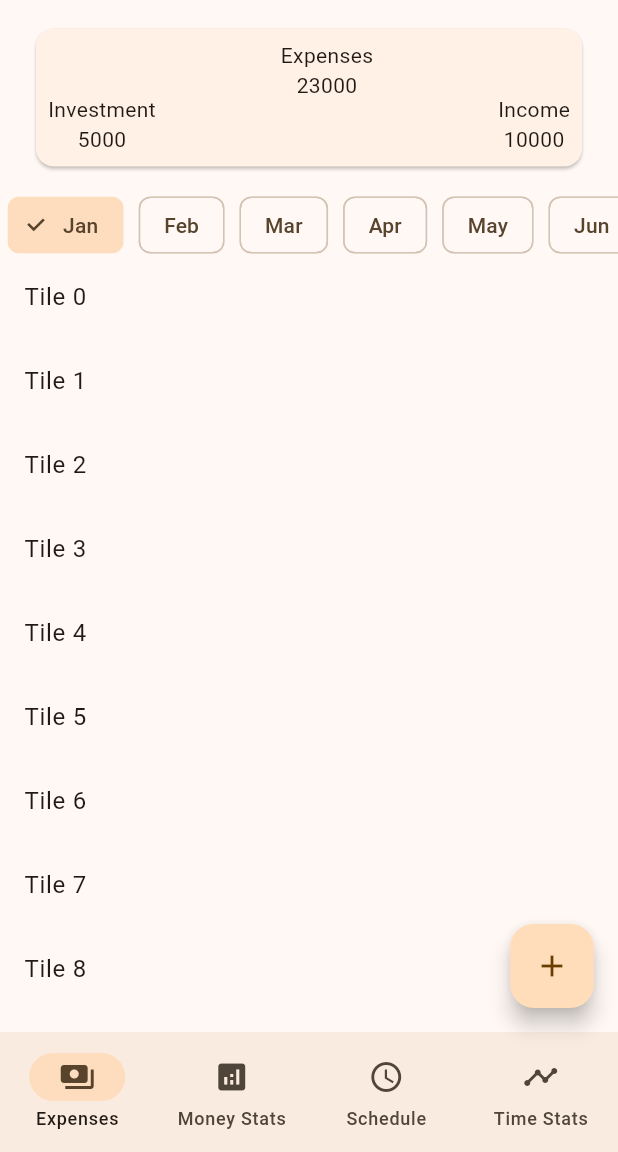
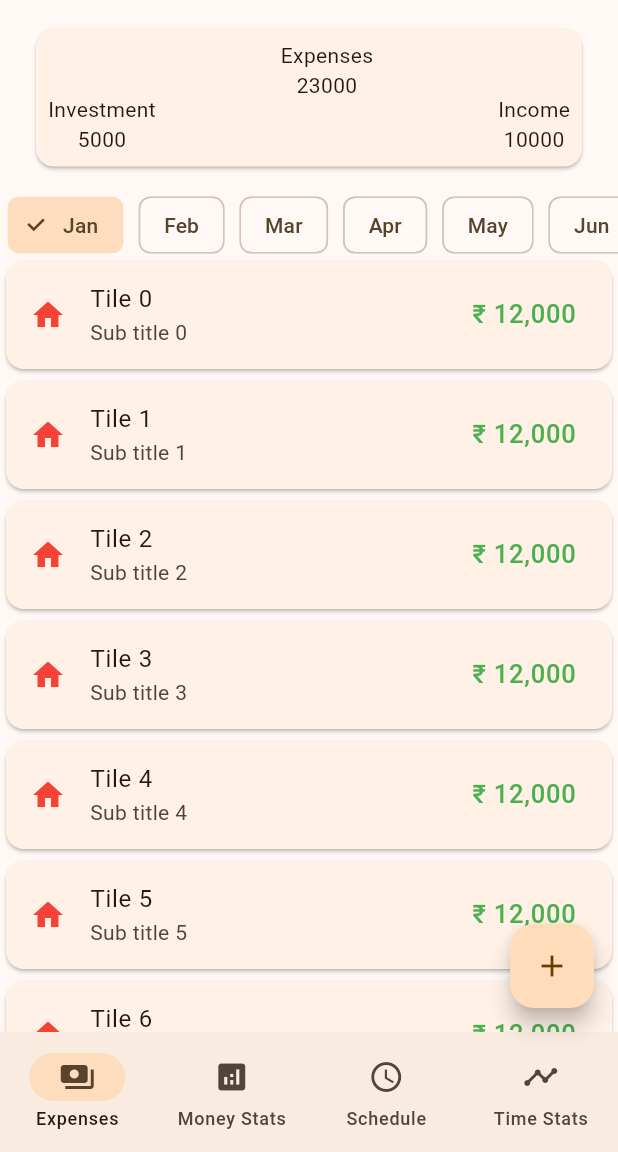
Before and after one commit to SwapnilVarpe/tracker, a Flutter app: the screen it shows after launch, on a phone screen of 412 x 824 dp, the part 84-1236 px from its top. Run offline on Flutter 3.47's test engine with Material 2 defaults, Android fonts, the phone set to English and light mode, and no system bars; our stand-ins replace flutter_riverpod, go_router.

Commit message:
small changes

```diff
--- a/lib/expenses.dart
+++ b/lib/expenses.dart
@@ -85,7 +85,19 @@ class Expenses extends ConsumerWidget {
       Expanded(
         child: ListView(children: [
           for (int index = 0; index < 20; index++)
-            ListTile(title: Text('Tile $index')),
+            Card(
+                child: ListTile(
+              leading: const Icon(
+                Icons.home,
+                color: Colors.red,
+              ),
+              trailing: const Text(
+                '₹ 12,000',
+                style: TextStyle(color: Colors.green, fontSize: 17),
+              ),
+              title: Text('Tile $index'),
+              subtitle: Text('Sub title $index'),
+            )),
         ]),
       )
     ]);
--- a/lib/main.dart
+++ b/lib/main.dart
@@ -8,7 +8,7 @@ import 'time_schedule.dart';
 import 'time_stats.dart';
 
 void main() {
-  runApp(ProviderScope(child: const MyApp()));
+  runApp(const ProviderScope(child: MyApp()));
 }
 
 final GoRouter _router = GoRouter(routes: <RouteBase>[
```
